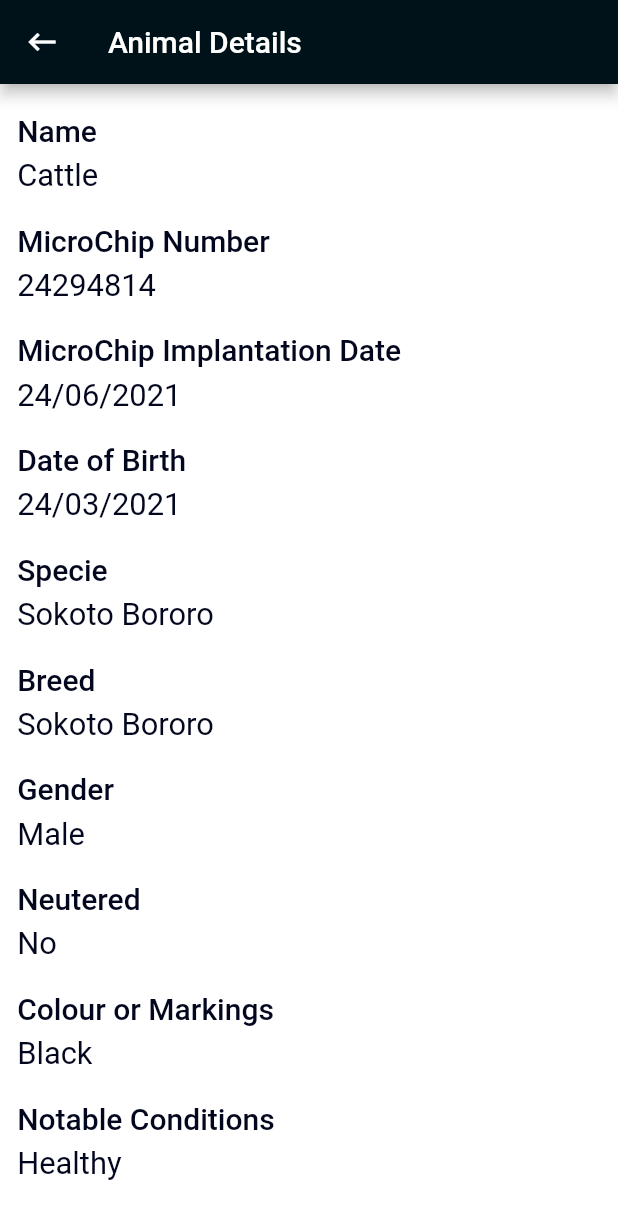
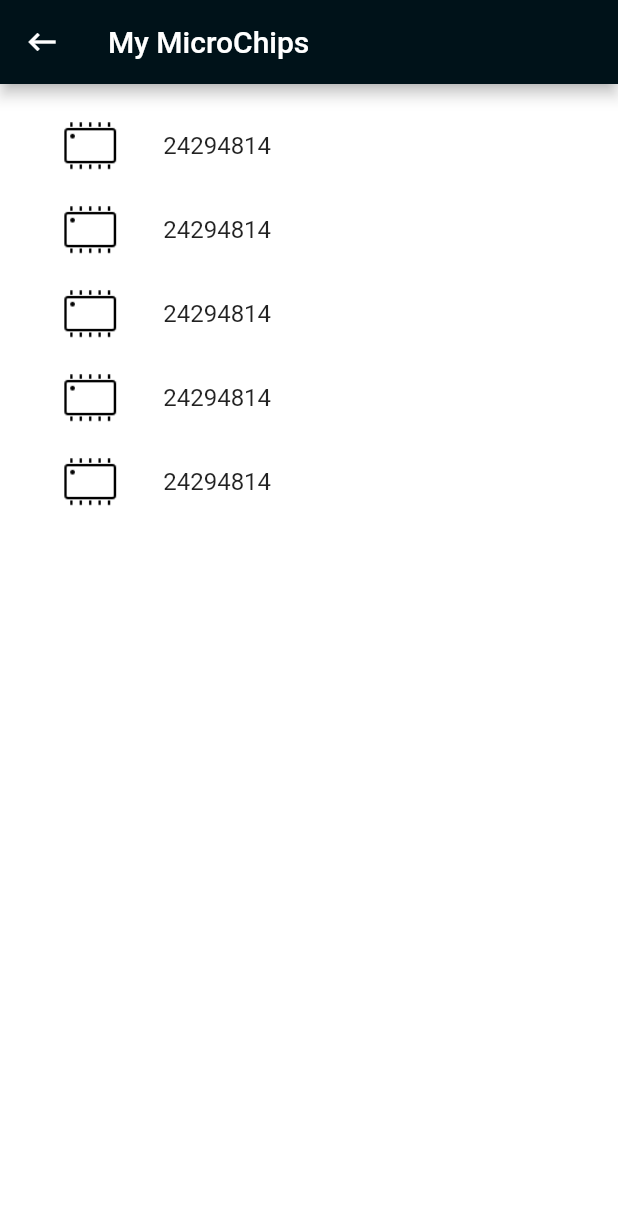
Before and after one commit to Viktordavid/School-project-, a Flutter app: the screen it shows after launch, on a phone screen of 412 x 824 dp. Shown: the top 1219 px of the screen. Run offline on Flutter 3.47's test engine with Material 2 defaults, Android fonts, the phone set to English and light mode, and no system bars; our stand-ins replace flutter_screenutil, get_it.

Commit message:
feat: adds MicroChipsView

```diff
--- a/lib/main.dart
+++ b/lib/main.dart
@@ -64,7 +64,7 @@ class MyApp extends StatelessWidget {
           ),
           onGenerateRoute: RouteGenerator.onGenerateRoute,
           navigatorKey: locator<NavigationService>().navigatorKey,
-          initialRoute: AnimalDetailsViewRoute,
+          initialRoute: MicroChipsViewRoute,
         ),
       ),
     );
--- a/lib/models/animal_detail.dart
+++ b/lib/models/animal_detail.dart
@@ -62,4 +62,12 @@ class AnimalDetail {
       colour: 'Black',
       conditions: 'Healthy',
       chipImplantationDate: '24/06/2021');
+
+  static List<AnimalDetail> animalDetails = [
+    animalDetail,
+    animalDetail,
+    animalDetail,
+    animalDetail,
+    animalDetail,
+  ];
 }
--- a/lib/models/dashboard_item.dart
+++ b/lib/models/dashboard_item.dart
@@ -26,8 +26,8 @@ class DashboardItem {
     ),
     DashboardItem(
       icon: Icons.person,
-      title: 'MircoChips in My Details',
-      route: '',
+      title: 'My MircoChips',
+      route: MicroChipsViewRoute,
     ),
     DashboardItem(
       icon: Icons.search,
--- a/lib/utils/constants.dart
+++ b/lib/utils/constants.dart
@@ -6,3 +6,4 @@ const SignUpViewRoute = '/sign-up';
 const DashboardViewRoute = '/dashboard';
 const ChipRegistrationViewRoute = '/register-chip';
 const AnimalDetailsViewRoute = '/animal-details';
+const MicroChipsViewRoute = '/micro-chips';
--- a/lib/utils/route_generator.dart
+++ b/lib/utils/route_generator.dart
@@ -18,9 +18,12 @@ class RouteGenerator {
         return _getPageRoute(DashboardView());
       case ChipRegistrationViewRoute:
         return _getPageRoute(ChipRegistrationView());
+      case MicroChipsViewRoute:
+        return _getPageRoute(
+            MicroChipsView(details: AnimalDetail.animalDetails));
       case AnimalDetailsViewRoute:
-        return _getPageRoute(
-            AnimalDetailsView(animalDetail: AnimalDetail.animalDetail));
+        AnimalDetail animalDetail = settings.arguments as AnimalDetail;
+        return _getPageRoute(AnimalDetailsView(animalDetail: animalDetail));
       default:
         return _getPageRoute(_errorPage);
     }
--- /dev/null
+++ b/lib/view-models/micro_chips_view_model.dart
@@ -0,0 +1,12 @@
+import 'package:school_project/utils/utils.dart';
+import 'base_view_model.dart';
+
+class MicroChipsViewModel extends BaseViewModel {
+  void goBack() {
+    navigationService.goBack();
+  }
+
+  void navigateToDetailsView(dynamic arg) {
+    navigationService.pushNamed(AnimalDetailsViewRoute, arg: arg);
+  }
+}
--- a/lib/view-models/providers.dart
+++ b/lib/view-models/providers.dart
@@ -11,5 +11,6 @@ class AppProvider {
     ChangeNotifierProvider(create: (_) => ChipRegistrationViewModel()),
     ChangeNotifierProvider(create: (_) => DashboardViewModel()),
     ChangeNotifierProvider(create: (_) => AnimalDetailsViewModel()),
+    ChangeNotifierProvider(create: (_) => MicroChipsViewModel()),
   ];
 }
--- a/lib/view-models/view_models.dart
+++ b/lib/view-models/view_models.dart
@@ -3,5 +3,6 @@ export 'package:school_project/view-models/sign_up_view_model.dart';
 export 'package:school_project/view-models/chip_registration_view_model.dart';
 export 'package:school_project/view-models/dashboard_view_model.dart';
 export 'package:school_project/view-models/animal_details_view_model.dart';
+export 'package:school_project/view-models/micro_chips_view_model.dart';
 export 'package:school_project/view-models/providers.dart';
 export 'package:provider/provider.dart';
--- a/lib/views/animal_details_view.dart
+++ b/lib/views/animal_details_view.dart
@@ -49,6 +49,7 @@ class AnimalDetailsView extends StatelessWidget {
                     label: 'Colour or Markings', desc: animalDetail.colour),
                 CustomList(
                     label: 'Notable Conditions', desc: animalDetail.conditions),
+                CustomSpacer(flex: 3),
               ],
             ),
           );
--- /dev/null
+++ b/lib/views/micro_chips_view.dart
@@ -0,0 +1,49 @@
+import 'package:flutter/material.dart';
+import 'package:school_project/models/models.dart';
+import 'package:school_project/view-models/view_models.dart';
+import 'package:school_project/views/shared/shared.dart';
+
+class MicroChipsView extends StatelessWidget {
+  final List<AnimalDetail> details;
+  const MicroChipsView({Key? key, required this.details}) : super(key: key);
+
+  @override
+  Widget build(BuildContext context) {
+    return ResponsiveWidget(
+        backgroundColor: Theme.of(context).primaryColorLight,
+        appBar: AppBar(
+          title: Text('My MicroChips'),
+          leading: IconButton(
+            icon: Icon(Icons.keyboard_backspace),
+            onPressed: () {
+              context.read<MicroChipsViewModel>().goBack();
+            },
+          ),
+        ),
+        builder: (context, size) {
+          return Container(
+            height: size.height,
+            width: size.width,
+            child: ListView.builder(
+                padding: EdgeInsets.symmetric(horizontal: 10.w, vertical: 10.h),
+                itemCount: details.length,
+                itemBuilder: (context, index) {
+                  var animalDetail = details[index];
+                  return ListTile(
+                    leading: Container(
+                      height: 30.h,
+                      width: 50.h,
+                      child: Image.asset('assets/images/chip.png'),
+                    ),
+                    title: Text(animalDetail.chipNo),
+                    onTap: () {
+                      context
+                          .read<MicroChipsViewModel>()
+                          .navigateToDetailsView(animalDetail);
+                    },
+                  );
+                }),
+          );
+        });
+  }
+}
--- a/lib/views/views.dart
+++ b/lib/views/views.dart
@@ -4,3 +4,4 @@ export 'package:school_project/views/dashboard_view.dart';
 export 'package:school_project/views/chip_registration_view.dart';
 export 'package:school_project/views/splash_screen_view.dart';
 export 'package:school_project/views/animal_details_view.dart';
+export 'package:school_project/views/micro_chips_view.dart';
```
Also changed, not shown: assets/images/chip.png (added).
